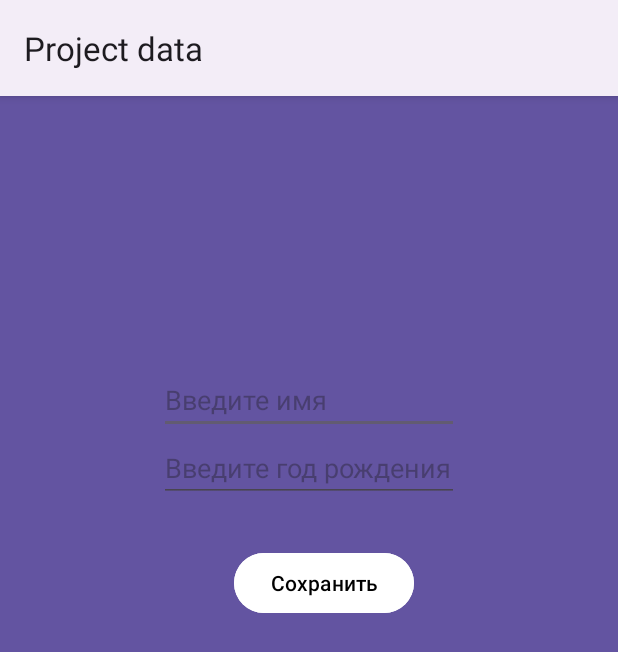
After one commit to N1ph1l1m/android_saveData, an Android app: the UserActivity screen opened directly, with no data from a screen before it, on a phone screen of 412 x 824 dp. The commit adds this screen. Shown: the top 652 px of the screen. Run offline under Robolectric (Android 15) with nearby library versions, the phone set to English and light mode, and no system bars.

Commit message:
Create activity UserActivity, add layout and code in activity

```diff
--- a/app/src/main/AndroidManifest.xml
+++ b/app/src/main/AndroidManifest.xml
@@ -13,9 +13,11 @@
         android:theme="@style/Theme.DatabaseRoom"
         tools:targetApi="31">
         <activity
+            android:name=".SQLite.UserActivity"
+            android:exported="false" />
+        <activity
             android:name=".SQLite.SimpleExample"
-            android:exported="false" />
-        <!-- <activity -->
+            android:exported="false" /> <!-- <activity -->
         <!-- android:name=".Main_SQLite" -->
         <!-- android:label="DataBase" -->
         <!-- android:exported="false" /> -->
--- a/app/src/main/java/com/example/databaseroom/SQLite/DataBaseHelper.java
+++ b/app/src/main/java/com/example/databaseroom/SQLite/DataBaseHelper.java
@@ -29,7 +29,7 @@ public class DataBaseHelper extends SQLiteOpenHelper {
                 + COLUMN_NAME + " TEXT," + COLUMN_YEAR + " INTEGER);" );
 
 
-        sqLiteDatabase.execSQL("INSERT INTO " + TABLE + " (" + COLUMN_NAME + "," + COLUMN_YEAR + ") VALUES ('Tom Smith' , 1981);");
+//        sqLiteDatabase.execSQL("INSERT INTO " + TABLE + " (" + COLUMN_NAME + "," + COLUMN_YEAR + ") VALUES ('Tom Smith' , 1981);");
 
     }
 
--- /dev/null
+++ b/app/src/main/java/com/example/databaseroom/SQLite/UserActivity.java
@@ -0,0 +1,86 @@
+package com.example.databaseroom.SQLite;
+
+import androidx.appcompat.app.AppCompatActivity;
+
+import android.content.ContentValues;
+import android.content.Intent;
+import android.database.Cursor;
+import android.database.sqlite.SQLiteDatabase;
+import android.os.Bundle;
+import android.support.v4.app.INotificationSideChannel;
+import android.view.View;
+import android.widget.Button;
+import android.widget.EditText;
+
+import com.example.databaseroom.Main_SQLite;
+import com.example.databaseroom.R;
+
+public class UserActivity extends AppCompatActivity {
+
+    EditText nameBox;
+    EditText yearBox;
+    Button delButton;
+    Button saveButton;
+
+    DataBaseHelper sqlHelper;
+    SQLiteDatabase db;
+    Cursor userCursor;
+    long userId = 0;
+
+
+    @Override
+    protected void onCreate(Bundle savedInstanceState) {
+        super.onCreate(savedInstanceState);
+        setContentView(R.layout.activity_user);
+
+        nameBox = findViewById(R.id.name);
+        yearBox = findViewById(R.id.year);
+        saveButton = findViewById(R.id.saveButton);
+        delButton = findViewById(R.id.deleteButton);
+
+        sqlHelper = new DataBaseHelper(this);
+        db = sqlHelper.getWritableDatabase();
+
+        Bundle extras = getIntent().getExtras();
+        if(extras != null){
+            userId = extras.getLong("id");
+        }
+
+        if(userId >0 ){
+            userCursor = db.rawQuery("SELECT * FROM " + DataBaseHelper.TABLE + " WHERE " + DataBaseHelper.COLUMN_ID + "=?", new String[]{String.valueOf(userId)});
+            userCursor.moveToFirst();
+            nameBox.setText(userCursor.getString(1));
+            yearBox.setText(String.valueOf(userCursor.getInt(2)));
+            userCursor.close();
+        }else{
+            delButton.setVisibility(View.GONE);
+        }
+    }
+
+    public void save(View view) {
+        ContentValues cv = new ContentValues();
+        cv.put(DataBaseHelper.COLUMN_NAME,nameBox.getText().toString());
+        cv.put(DataBaseHelper.COLUMN_YEAR,Integer.parseInt(yearBox.getText().toString()));
+
+        if(userId > 0){
+            db.update(DataBaseHelper.TABLE, cv, DataBaseHelper.COLUMN_ID + "=" + userId , null);
+        }else{
+            db.insert(DataBaseHelper.TABLE, null , cv);
+        }
+        goHome();
+
+    }
+
+    public void delete(View view) {
+        db.delete(DataBaseHelper.TABLE, "_id = ?", new String[]{String.valueOf(userId)});
+        goHome();
+    }
+
+
+    private void goHome() {
+        db.close();
+        Intent intent = new Intent(this, Main_SQLite.class);
+        intent.addFlags(Intent.FLAG_ACTIVITY_CLEAR_TOP | Intent.FLAG_ACTIVITY_SINGLE_TOP);
+        startActivity(intent);
+    }
+}
--- /dev/null
+++ b/app/src/main/res/layout/activity_user.xml
@@ -0,0 +1,67 @@
+<?xml version="1.0" encoding="utf-8"?>
+<RelativeLayout
+    xmlns:android="http://schemas.android.com/apk/res/android"
+    xmlns:app="http://schemas.android.com/apk/res-auto"
+    xmlns:tools="http://schemas.android.com/tools"
+    android:layout_width="match_parent"
+    android:layout_height="match_parent"
+    android:background="@color/purp"
+    tools:context=".SQLite.UserActivity">
+
+
+    <LinearLayout
+        android:layout_width="wrap_content"
+        android:layout_height="wrap_content"
+        android:orientation="vertical"
+        android:layout_marginTop="180dp"
+        android:layout_centerHorizontal="true">
+
+
+        <EditText
+            android:id="@+id/name"
+            android:layout_width="200dp"
+            android:layout_height="wrap_content"
+            android:hint="Введите имя"
+            android:textColor="@color/white"
+            app:layout_constraintBottom_toTopOf="@+id/year"
+            app:layout_constraintTop_toTopOf="parent"
+            app:layout_constraintLeft_toLeftOf="parent"
+            app:layout_constraintRight_toRightOf="parent" />
+        <EditText
+            android:id="@+id/year"
+            android:layout_width="200dp"
+            android:layout_height="wrap_content"
+            android:hint="Введите год рождения"
+            android:textColor="@color/white"
+            app:layout_constraintTop_toBottomOf="@+id/name"
+            app:layout_constraintBottom_toTopOf="@+id/saveButton"
+            app:layout_constraintLeft_toLeftOf="parent"
+            app:layout_constraintRight_toRightOf="parent" />
+        <Button
+            android:id="@+id/saveButton"
+            android:layout_width="120dp"
+            android:layout_height="wrap_content"
+            android:text="Сохранить"
+            android:textColor="@color/black"
+            android:onClick="save"
+            android:backgroundTint="@color/white"
+            android:layout_marginTop="30dp"
+            android:layout_marginLeft="50dp"
+            />
+        <Button
+            android:id="@+id/deleteButton"
+            android:layout_width="120dp"
+            android:layout_height="wrap_content"
+            android:text="Удалить"
+            android:textColor="@color/black"
+            android:onClick="delete"
+            android:backgroundTint="@color/white"
+            android:layout_marginTop="30dp"
+            android:layout_marginLeft="50dp"
+            />
+
+    </LinearLayout>
+
+
+
+</RelativeLayout>
```
Also changed, not shown: app/src/main/java/com/example/databaseroom/Main_SQLite.java (+5 -3 lines), app/src/main/res/layout/activity_main_sqlite.xml (+13 -4 lines).
